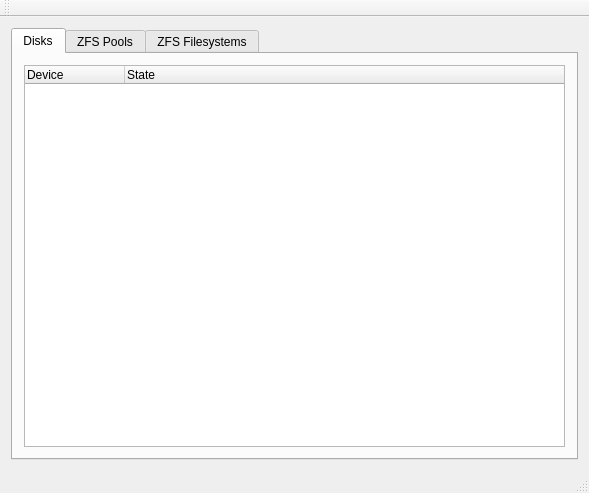
Before: the Qt Designer form src-qt5/pc-zmanager/zmanagerwindow.ui in trueos/pcbsd, drawn with Qt 5.
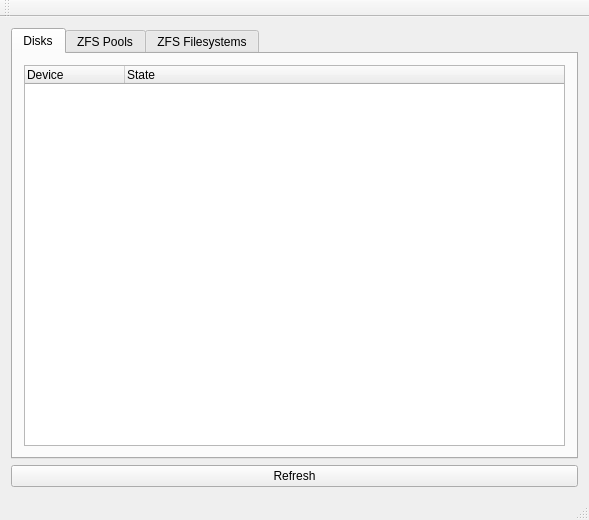
After: the same form once the commit is applied. The open tabs and pages were chosen to show the change. Icons and pictures are not drawn.

Commit message: Added Refresh button. Don't offer to mount inexistent file systems (now shown as Blank/Unknown). Moved context menus so they don't get clicked automatically.

Diff of the .ui file:
```diff
--- a/src-qt5/pc-zmanager/zmanagerwindow.ui
+++ b/src-qt5/pc-zmanager/zmanagerwindow.ui
@@ -7,7 +7,7 @@
     <x>0</x>
     <y>0</y>
     <width>589</width>
-    <height>493</height>
+    <height>520</height>
    </rect>
   </property>
   <property name="windowTitle">
@@ -19,7 +19,7 @@
   </property>
   <widget class="QWidget" name="centralWidget">
    <layout class="QGridLayout" name="gridLayout_4">
-    <item row="0" column="0">
+    <item row="2" column="1">
      <widget class="QTabWidget" name="tabContainer">
       <property name="currentIndex">
        <number>2</number>
@@ -294,6 +294,19 @@
       </widget>
      </widget>
     </item>
+    <item row="5" column="1">
+     <widget class="QPushButton" name="refreshButton">
+      <property name="focusPolicy">
+       <enum>Qt::TabFocus</enum>
+      </property>
+      <property name="text">
+       <string>Refresh</string>
+      </property>
+      <property name="icon">
+       <iconset theme="reload"/>
+      </property>
+     </widget>
+    </item>
    </layout>
   </widget>
   <widget class="QMenuBar" name="menuBar">
```
Left out of the diff: 4 changed lines with no effect on the pictures. The commit also changes 2 other files.
